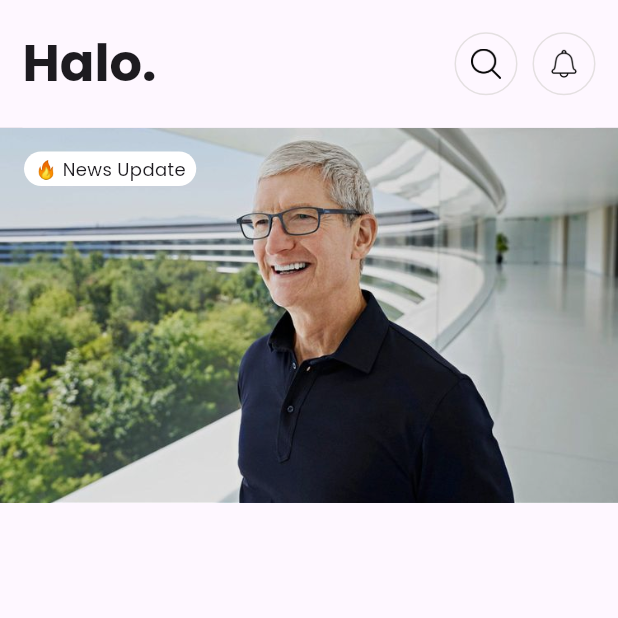
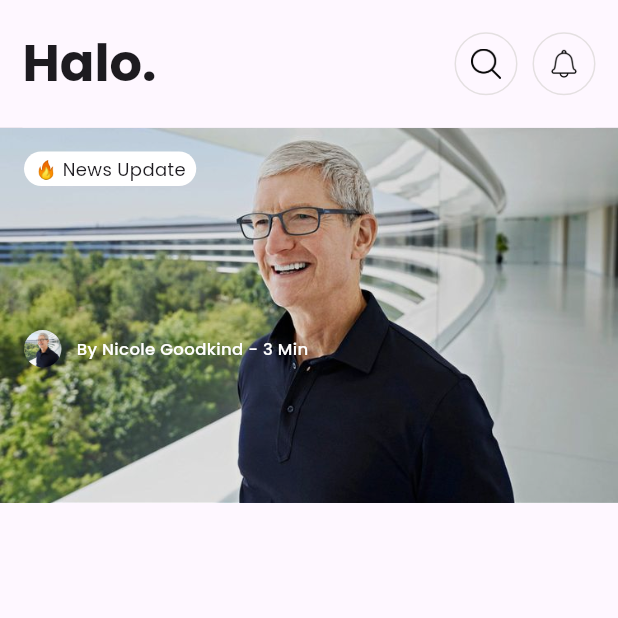
Before and after one commit to nandah4/halo-news, a Flutter app: the screen it shows after launch, on a phone screen of 412 x 824 dp, the top half of it. Run offline on Flutter 3.47's test engine with Material 3 defaults, Android fonts, the phone set to English and light mode, and no system bars.

Commit message:
feat: add data dummy

```diff
--- /dev/null
+++ b/lib/data/data_article.dart
@@ -0,0 +1,8 @@
+final List<Map<String, dynamic>> dataArticle = [
+  {
+    'author': 'Nicole Goodkind',
+    'times': 3,
+    'title':
+        'Apple is Now Worth \$13 Trillion, Boosted By The Nasdaq`s Best Start in 40 Years'
+  },
+];
--- a/lib/screens/home_screen.dart
+++ b/lib/screens/home_screen.dart
@@ -1,9 +1,13 @@
 import 'dart:ui';
 import 'package:flutter/material.dart';
+import 'package:my_flutter1/data/data_article.dart';
 import 'package:my_flutter1/widgets/appbar.dart';
 
 class HomeScreen extends StatelessWidget {
   const HomeScreen({super.key});
+
+  final String author = "Nicole Goodkind";
+  final int times = 3;
   @override
   Widget build(BuildContext context) {
     return Scaffold(
@@ -15,8 +19,8 @@ class HomeScreen extends StatelessWidget {
             scrollDirection: Axis.horizontal,
             child: Row(
                 mainAxisAlignment: MainAxisAlignment.start,
-              children: [
-                SizedBox(
+                children: dataArticle.map((datas) {
+                  return SizedBox(
                     height: 250,
                     width: MediaQuery.of(context).size.width,
                     child: Stack(
@@ -44,12 +48,40 @@ class HomeScreen extends StatelessWidget {
                                 style: TextStyle(
                                     fontSize: 12, fontWeight: FontWeight.w400),
                               ),
-                          ))
-                    ],
+                            )),
+                        Positioned(
+                            bottom: 90,
+                            left: 16,
+                            child: Column(
+                              crossAxisAlignment: CrossAxisAlignment.start,
+                              children: [
+                                Row(
+                                  children: [
+                                    ClipRRect(
+                                      borderRadius: BorderRadius.circular(50),
+                                      child: Image.asset(
+                                        'assets/images/hero-slide1.jpg',
+                                        height: 25,
+                                        width: 25,
+                                        fit: BoxFit.cover,
                                       ),
+                                    ),
+                                    SizedBox(width: 10),
+                                    Text(
+                                      'By ${datas['author']} - ${datas['times']} Min',
+                                      style: TextStyle(
+                                          fontSize: 11,
+                                          color: Colors.white,
+                                          fontWeight: FontWeight.w500),
                                     ),
                                   ],
                                 ),
+                              ],
+                            )),
+                      ],
+                    ),
+                  );
+                }).toList()),
           )
         ],
       ),
```
Lines whose indentation alone changed are shown as unchanged.
